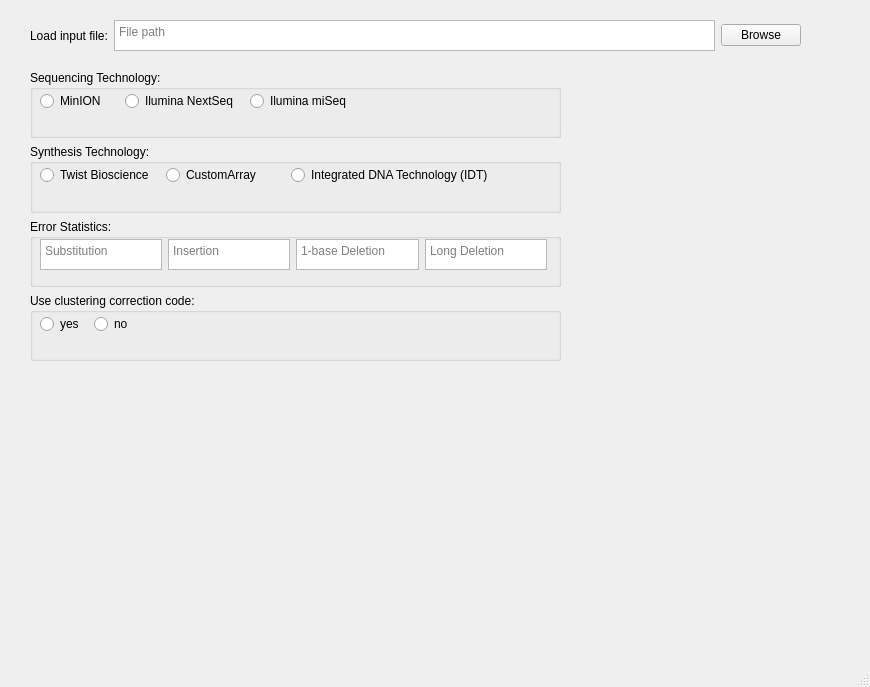
This is dnaSimulator/dnaSimulator.ui in oyerush/DNASimulator as Qt 5 draws it before an edit. The edited form follows.
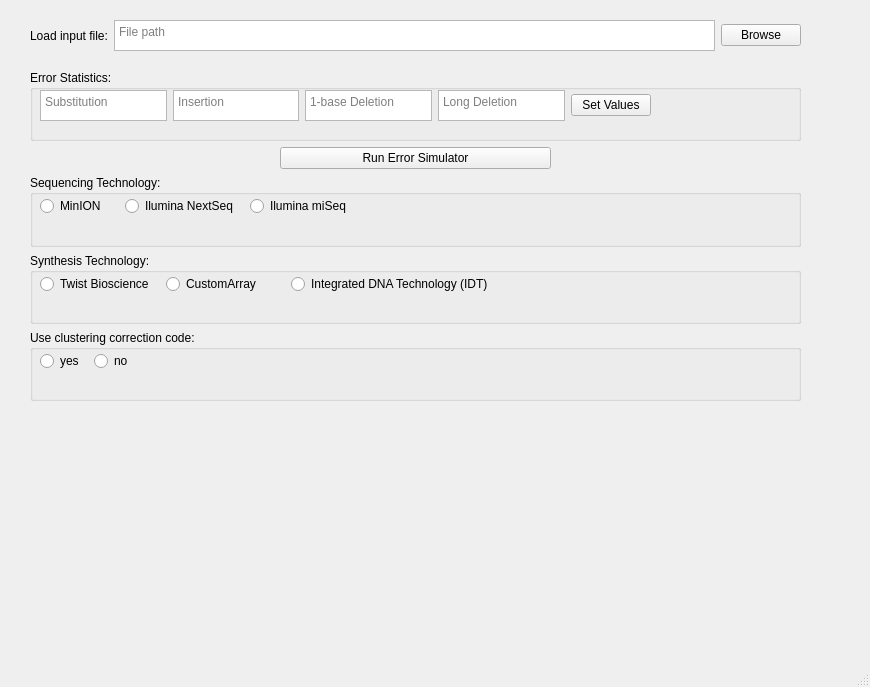
This is the edited form.

Commit message: added some logic to buttons and added the set error values and run error simulator button

Patch:
```diff
--- a/dnaSimulator/dnaSimulator.ui
+++ b/dnaSimulator/dnaSimulator.ui
@@ -58,11 +58,94 @@
      <rect>
       <x>30</x>
       <y>70</y>
-      <width>531</width>
-      <height>291</height>
+      <width>771</width>
+      <height>331</height>
      </rect>
     </property>
     <layout class="QVBoxLayout" name="algorithms_verticalLayout">
+     <item>
+      <widget class="QGroupBox" name="error_statistics_groupBox">
+       <property name="title">
+        <string>Error Statistics:</string>
+       </property>
+       <widget class="QWidget" name="horizontalLayoutWidget">
+        <property name="geometry">
+         <rect>
+          <x>10</x>
+          <y>20</y>
+          <width>611</width>
+          <height>31</height>
+         </rect>
+        </property>
+        <layout class="QHBoxLayout" name="error_statistics_horizontalLayout">
+         <item>
+          <widget class="QTextEdit" name="substitution_textEdit">
+           <property name="placeholderText">
+            <string>Substitution</string>
+           </property>
+          </widget>
+         </item>
+         <item>
+          <widget class="QTextEdit" name="insertion_textEdit">
+           <property name="placeholderText">
+            <string>Insertion</string>
+           </property>
+          </widget>
+         </item>
+         <item>
+          <widget class="QTextEdit" name="one_base_deletion_textEdit">
+           <property name="placeholderText">
+            <string>1-base Deletion</string>
+           </property>
+          </widget>
+         </item>
+         <item>
+          <widget class="QTextEdit" name="long_deletion_textEdit">
+           <property name="placeholderText">
+            <string>Long Deletion</string>
+           </property>
+          </widget>
+         </item>
+         <item>
+          <widget class="QPushButton" name="set_current_values_PushButton">
+           <property name="text">
+            <string>Set Values</string>
+           </property>
+           <property name="iconSize">
+            <size>
+             <width>16</width>
+             <height>16</height>
+            </size>
+           </property>
+          </widget>
+         </item>
+        </layout>
+       </widget>
+      </widget>
+     </item>
+     <item>
+      <layout class="QHBoxLayout" name="run_error_simulator_horizontalLayout" stretch="0">
+       <property name="leftMargin">
+        <number>250</number>
+       </property>
+       <property name="rightMargin">
+        <number>250</number>
+       </property>
+       <item>
+        <widget class="QPushButton" name="run_error_simulator_PushButton">
+         <property name="text">
+          <string>Run Error Simulator</string>
+         </property>
+         <property name="iconSize">
+          <size>
+           <width>16</width>
+           <height>16</height>
+          </size>
+         </property>
+        </widget>
+       </item>
+      </layout>
+     </item>
      <item>
       <widget class="QGroupBox" name="sequencing_groupBox">
        <property name="title">
@@ -149,53 +232,6 @@
        </widget>
       </widget>
      </item>
-     <item>
-      <widget class="QGroupBox" name="error_statistics_groupBox">
-       <property name="title">
-        <string>Error Statistics:</string>
-       </property>
-       <widget class="QWidget" name="horizontalLayoutWidget">
-        <property name="geometry">
-         <rect>
-          <x>10</x>
-          <y>20</y>
-          <width>507</width>
-          <height>31</height>
-         </rect>
-        </property>
-        <layout class="QHBoxLayout" name="error_statistics_horizontalLayout">
-         <item>
-          <widget class="QTextEdit" name="substitution_textEdit">
-           <property name="placeholderText">
-            <string>Substitution</string>
-           </property>
-          </widget>
-         </item>
-         <item>
-          <widget class="QTextEdit" name="insertion_textEdit">
-           <property name="placeholderText">
-            <string>Insertion</string>
-           </property>
-          </widget>
-         </item>
-         <item>
-          <widget class="QTextEdit" name="one_base_deletion_textEdit">
-           <property name="placeholderText">
-            <string>1-base Deletion</string>
-           </property>
-          </widget>
-         </item>
-         <item>
-          <widget class="QTextEdit" name="long_deletion_textEdit">
-           <property name="placeholderText">
-            <string>Long Deletion</string>
-           </property>
-          </widget>
-         </item>
-        </layout>
-       </widget>
-      </widget>
-     </item>
      <item>
       <widget class="QGroupBox" name="clustering_correction_code_groupBox">
        <property name="title">
```
The commit also changes 3 other files.
